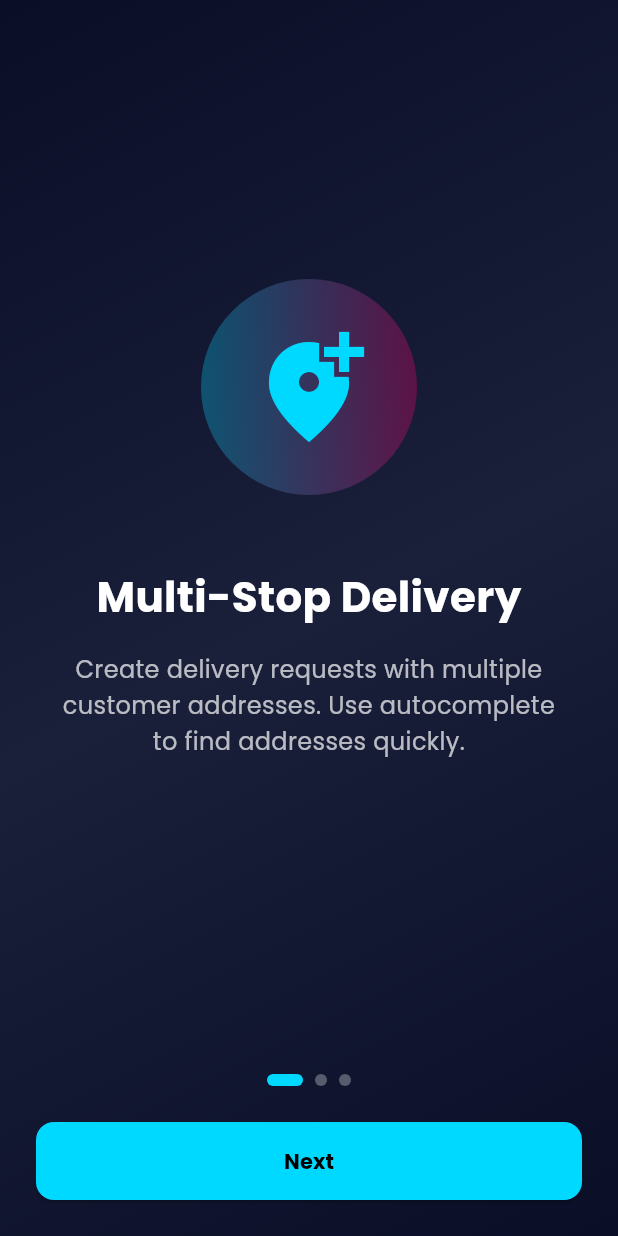
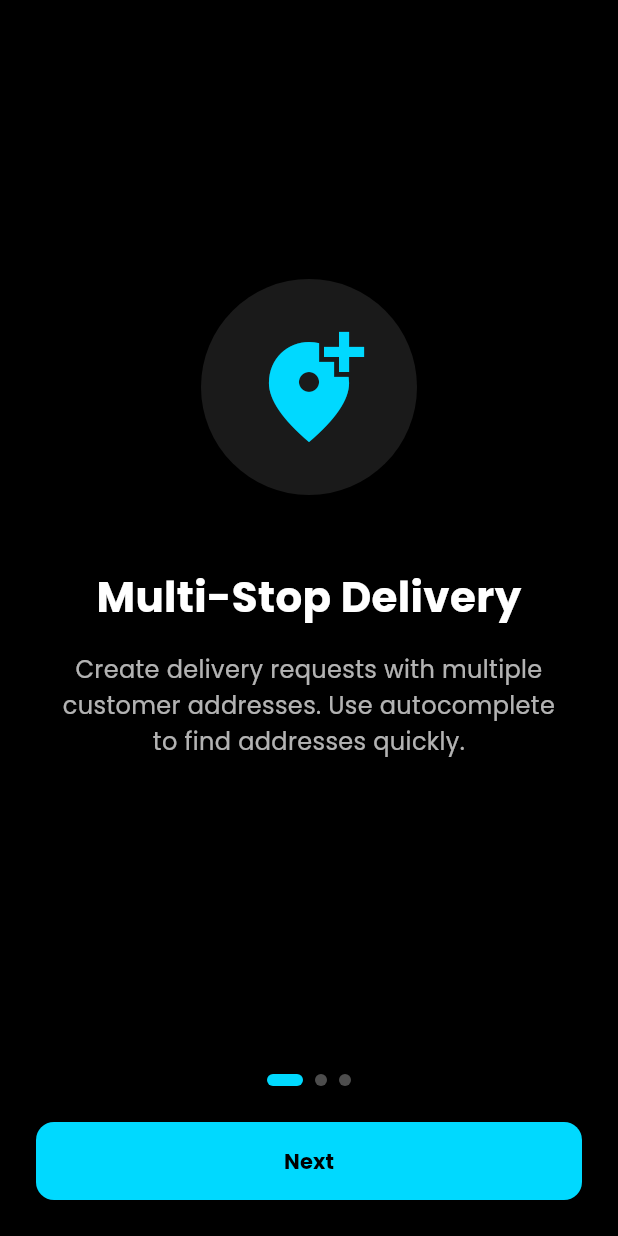
Before and after one commit to Mahrnoud/deshare_mobile, a Flutter app: the screen it shows after launch, on a phone screen of 412 x 824 dp. Run offline on Flutter 3.47's test engine with Material 3 defaults, Android fonts, the phone set to English and light mode, and no system bars; our stand-ins replace google_fonts, shared_preferences; statements that could not run were skipped.

Commit message:
Update Colors

```diff
--- a/lib/screens/splash_screen.dart
+++ b/lib/screens/splash_screen.dart
@@ -34,7 +34,7 @@ class _SplashScreenState extends State<SplashScreen> {
     ]);
 
     // Wait for splash animation
-    await Future.delayed(const Duration(seconds: 2));
+    await Future.delayed(const Duration(seconds: 3));
 
     if (mounted) {
       setState(() {
@@ -58,15 +58,7 @@ class _SplashScreenState extends State<SplashScreen> {
     return Scaffold(
       body: Container(
         decoration: const BoxDecoration(
-          gradient: LinearGradient(
-            begin: Alignment.topLeft,
-            end: Alignment.bottomRight,
-            colors: [
-              Color(0xFF0A0E27),
-              Color(0xFF1A1F3A),
-              Color(0xFF0A0E27),
-            ],
-          ),
+          color: Color(0xFF000000)
         ),
         child: Center(
           child: Column(
@@ -75,45 +67,10 @@ class _SplashScreenState extends State<SplashScreen> {
               TweenAnimationBuilder<double>(
                 duration: const Duration(milliseconds: 1000),
                 tween: Tween(begin: 0.0, end: 1.0),
-                builder: (context, value, child) {
-                  return Transform.scale(
-                    scale: value,
-                    child: Container(
-                      padding: const EdgeInsets.all(32),
-                      decoration: BoxDecoration(
-                        shape: BoxShape.circle,
-                        gradient: LinearGradient(
-                          colors: [
-                            Color(0xFF00D9FF).withOpacity(0.3 * value),
-                            Color(0xFFFF006E).withOpacity(0.3 * value),
-                          ],
-                        ),
-                      ),
-                      child: Icon(
-                        Icons.delivery_dining,
-                        size: 80,
-                        color: Color.lerp(
-                          Colors.transparent,
-                          const Color(0xFF00D9FF),
-                          value,
-                        ),
-                      ),
-                    ),
-                  );
-                },
-              ),
-              const SizedBox(height: 32),
-              TweenAnimationBuilder<double>(
-                duration: const Duration(milliseconds: 1000),
-                tween: Tween(begin: 0.0, end: 1.0),
                 curve: Curves.easeOut,
                 builder: (context, value, child) {
                   return Opacity(
                     opacity: value,
-                    child: ShaderMask(
-                      shaderCallback: (bounds) => const LinearGradient(
-                        colors: [Color(0xFF00D9FF), Color(0xFFFF006E)],
-                      ).createShader(bounds),
                     child: const Text(
                       'DeShare',
                       style: TextStyle(
@@ -122,11 +79,10 @@ class _SplashScreenState extends State<SplashScreen> {
                         color: Colors.white,
                       ),
                     ),
-                    ),
                   );
                 },
               ),
-              const SizedBox(height: 16),
+              const SizedBox(height: 5),
               TweenAnimationBuilder<double>(
                 duration: const Duration(milliseconds: 1000),
                 tween: Tween(begin: 0.0, end: 1.0),
@@ -146,7 +102,7 @@ class _SplashScreenState extends State<SplashScreen> {
               ),
               const SizedBox(height: 48),
               const CircularProgressIndicator(
-                valueColor: AlwaysStoppedAnimation<Color>(Color(0xFF00D9FF)),
+                valueColor: AlwaysStoppedAnimation<Color>(Colors.white10),
               ),
             ],
           ),
--- a/lib/utils/theme.dart
+++ b/lib/utils/theme.dart
@@ -6,16 +6,25 @@ import 'package:flutter/material.dart';
 import 'package:google_fonts/google_fonts.dart';
 
 class AppTheme {
+  // Color palette
+  static const Color primaryBlack = Color(0xFF000000);
+  static const Color backgroundBlack = Color(0xFF0A0A0A);
+  static const Color surfaceGray = Color(0xFF1A1A1A);
+  static const Color borderGray = Color(0xFF2A2A2A);
+  static const Color textWhite = Color(0xFFFFFFFF);
+  static const Color textGray = Color(0xFFB0B0B0);
+  static const Color accentWhite = Color(0xFFFFFFFF);
+
   static ThemeData get darkTheme {
     return ThemeData(
       useMaterial3: true,
       brightness: Brightness.dark,
-      scaffoldBackgroundColor: const Color(0xFF0A0E27),
+      scaffoldBackgroundColor: backgroundBlack,
       colorScheme: const ColorScheme.dark(
-        primary: Color(0xFF00D9FF),
-        secondary: Color(0xFFFF006E),
-        surface: Color(0xFF1A1F3A),
-        background: Color(0xFF0A0E27),
+        primary: accentWhite,
+        secondary: textGray,
+        surface: surfaceGray,
+        background: backgroundBlack,
       ),
       textTheme: GoogleFonts.poppinsTextTheme(ThemeData.dark().textTheme),
       appBarTheme: const AppBarTheme(
--- a/lib/widgets/glass_card.dart
+++ b/lib/widgets/glass_card.dart
@@ -20,15 +20,15 @@ class GlassCard extends StatelessWidget {
     final content = Container(
       padding: padding ?? const EdgeInsets.all(16),
       decoration: BoxDecoration(
-        color: Colors.white.withOpacity(0.05),
+        color: Color(0xFF1A1A1A), // Dark gray instead of white.withOpacity
         borderRadius: BorderRadius.circular(20),
         border: Border.all(
-          color: Colors.white.withOpacity(0.1),
+          color: Color(0xFF2A2A2A), // Border gray
           width: 1,
         ),
         boxShadow: [
           BoxShadow(
-            color: const Color(0xFF00D9FF).withOpacity(0.1),
+            color: Colors.white.withOpacity(0.05), // Subtle white glow
             blurRadius: 20,
             spreadRadius: -5,
           ),
--- a/lib/widgets/onboarding_overlay.dart
+++ b/lib/widgets/onboarding_overlay.dart
@@ -64,15 +64,7 @@ class _OnboardingOverlayState extends State<OnboardingOverlay> {
   Widget build(BuildContext context) {
     return Container(
       decoration: const BoxDecoration(
-        gradient: LinearGradient(
-          begin: Alignment.topLeft,
-          end: Alignment.bottomRight,
-          colors: [
-            Color(0xFF0A0E27),
-            Color(0xFF1A1F3A),
-            Color(0xFF0A0E27),
-          ],
-        ),
+        color: Color(0xFF000000),
       ),
       child: SafeArea(
         child: Column(
@@ -184,12 +176,7 @@ class _OnboardingPage extends StatelessWidget {
             padding: const EdgeInsets.all(32),
             decoration: BoxDecoration(
               shape: BoxShape.circle,
-              gradient: LinearGradient(
-                colors: [
-                  const Color(0xFF00D9FF).withOpacity(0.3),
-                  const Color(0xFFFF006E).withOpacity(0.3),
-                ],
-              ),
+              color: Color(0xFFffffff).withOpacity(0.1), // <-- fixed color here
             ),
             child: Icon(icon, size: 80, color: const Color(0xFF00D9FF)),
           ),
```
Also changed, not shown: lib/screens/active_request_screen.dart (+13 -24 lines), lib/screens/create_request_screen.dart (+2 -10 lines), lib/screens/home_screen.dart (+14 -26 lines), lib/screens/login_screen.dart (+2 -10 lines), lib/screens/registration_step1_screen.dart (+1 -9 lines), lib/screens/registration_step2_screen.dart (+1 -9 lines), lib/screens/registration_step3_screen.dart (+1 -9 lines), lib/screens/reports_screen.dart (+1 -22 lines), lib/screens/request_confirmation.dart (+2 -10 lines), lib/screens/request_details_screen.dart (+1 -7 lines), lib/screens/request_history_screen.dart (+1 -9 lines). Lines whose indentation alone changed are shown as unchanged.
